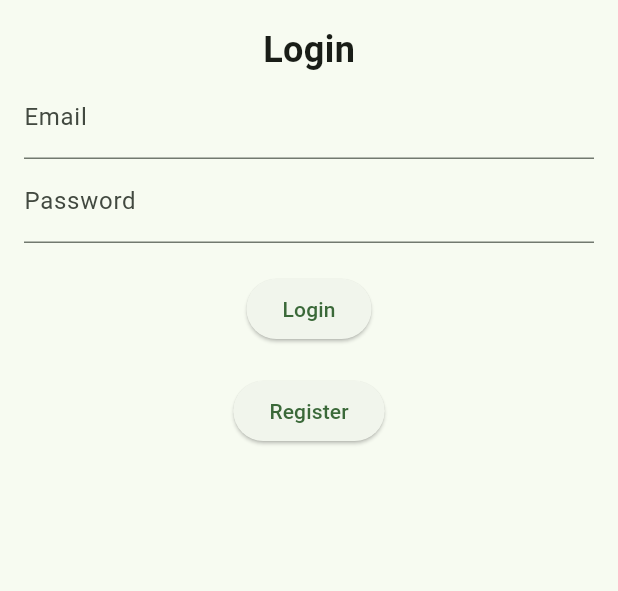
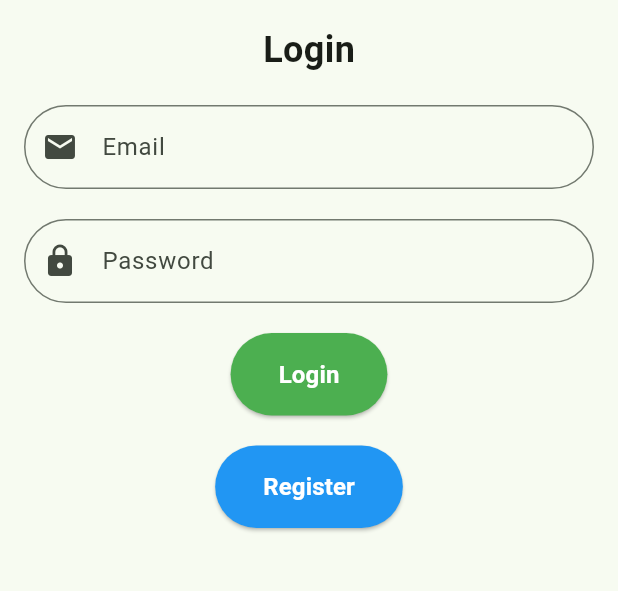
Before and after one commit to iagofigar/EcoQuest, a Flutter app: the screen it shows after launch, on a phone screen of 412 x 824 dp, the part 84-675 px from its top. Run offline on Flutter 3.47's test engine with Material 3 defaults, Android fonts, the phone set to English and light mode, and no system bars; our stand-ins replace flutter_map, geolocator, latlong2, pretty_qr_code, supabase_flutter; missing offline and left inert: flutter_map_location_marker, mobile_scanner; accounts and stored records are empty.

Commit message:
Changed login screen

```diff
--- a/lib/login.dart
+++ b/lib/login.dart
@@ -70,27 +70,64 @@ class _LoginPageState extends State<LoginPage> {
         padding: const EdgeInsets.all(16.0),
         child: Column(
           children: [
-            const Text('Login', style: TextStyle(fontSize: 24, fontWeight: FontWeight.bold)),
+            const Text('Login',
+                style: TextStyle(fontSize: 24, fontWeight: FontWeight.bold)),
+            const SizedBox(height: 20),
             TextField(
               controller: _emailController,
-              decoration: const InputDecoration(labelText: 'Email'),
+              decoration: InputDecoration(
+                labelText: 'Email',
+                prefixIcon: const Icon(Icons.email),
+                border: OutlineInputBorder(
+                  borderRadius: BorderRadius.circular(30),
+                ),
+              ),
             ),
+            const SizedBox(height: 20),
             TextField(
               controller: _passwordController,
-              decoration: const InputDecoration(labelText: 'Password'),
+              decoration: InputDecoration(
+                labelText: 'Password',
+                prefixIcon: const Icon(Icons.lock),
+                border: OutlineInputBorder(
+                  borderRadius: BorderRadius.circular(30),
+                ),
+              ),
               obscureText: true,
             ),
             const SizedBox(height: 20),
             ElevatedButton(
               onPressed: _login,
-              child: const Text('Login'),
+              style: ElevatedButton.styleFrom(
+                backgroundColor: Colors.green, // Button color
+                foregroundColor: Colors.white, // Text color
+                padding: const EdgeInsets.symmetric(horizontal: 32, vertical: 16), // Increased vertical padding
+                shape: RoundedRectangleBorder(
+                  borderRadius: BorderRadius.circular(30), // Rounded corners
+                ),
+              ),
+              child: const Text(
+                'Login',
+                style: TextStyle(fontSize: 16, fontWeight: FontWeight.bold),
+              ),
             ),
             const SizedBox(height: 20),
             ElevatedButton(
               onPressed: () {
                 Navigator.of(context).pushReplacementNamed('/register');
               },
-              child: const Text('Register'),
+              style: ElevatedButton.styleFrom(
+                backgroundColor: Colors.blue, // Button color
+                foregroundColor: Colors.white, // Text color
+                padding: const EdgeInsets.symmetric(horizontal: 32, vertical: 16), // Increased vertical padding
+                shape: RoundedRectangleBorder(
+                  borderRadius: BorderRadius.circular(30), // Rounded corners
+                ),
+              ),
+              child: const Text(
+                'Register',
+                style: TextStyle(fontSize: 16, fontWeight: FontWeight.bold),
+              ),
             ),
           ],
         ),
```
